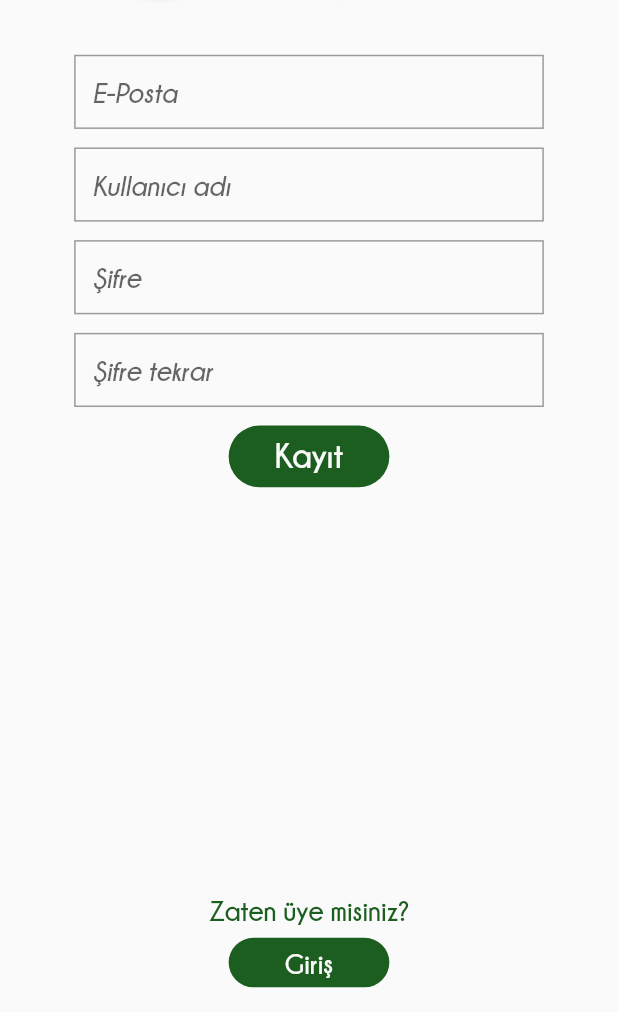
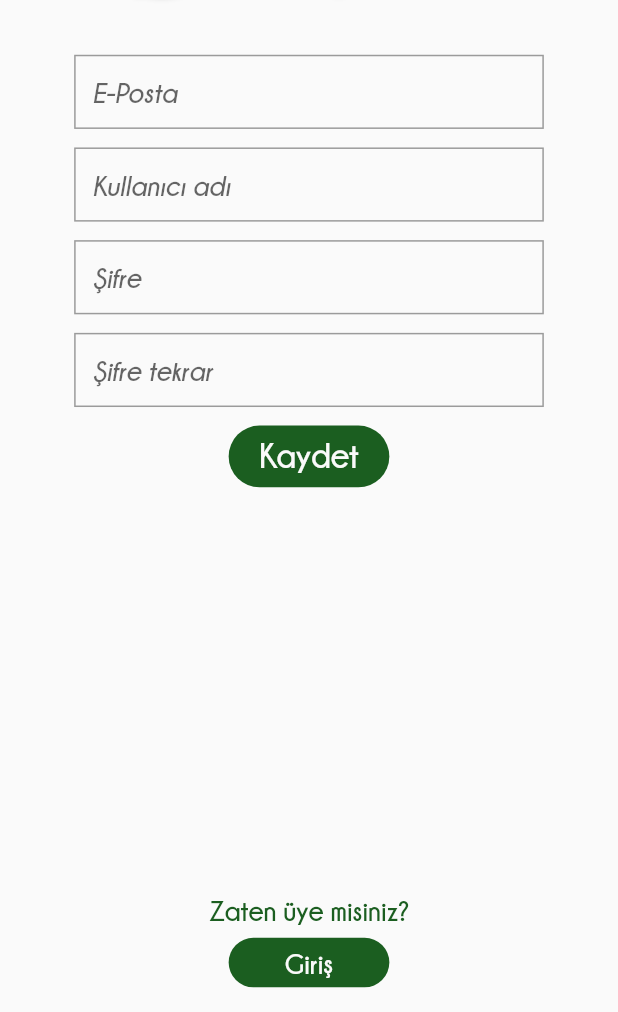
Before and after one commit to minelsaygisever/Bahcem, a Flutter app: the RegisterSayfasi screen opened directly, on a phone screen of 412 x 824 dp, the part 224-1236 px from its top. Run offline on Flutter 3.47's test engine with Material 2 defaults, Android fonts, the phone set to English and light mode, and no system bars; our stand-ins replace date_format, firebase_auth, firebase_database, firebase_storage, flutter_local_notifications, image_picker and 1 more; missing offline and left inert: dart:ffi; accounts and stored records are empty; network calls fail.

```diff
--- a/lib/view/login/register_sayfasi_view.dart
+++ b/lib/view/login/register_sayfasi_view.dart
@@ -74,14 +74,14 @@ class _RegisterSayfasiState extends State<RegisterSayfasi> {
   }
   Widget _listUser(List<UserModel> list) {
     UserService.userLength = list.length;
-    return _registerThings(list);
+    return _registerThings();
   }
   Widget _listNotFoundUser() {
     UserService.userLength = 0;
-    return _registerThings(null);
+    return _registerThings();
   }
 
-  Widget _registerThings(List<UserModel> list){
+  Widget _registerThings(){
     return ListView(
       children: <Widget>[
         Container(
@@ -136,7 +136,7 @@ class _RegisterSayfasiState extends State<RegisterSayfasi> {
                             alignment: Alignment.center,
                             child: TextFormField(
                               validator: (val) =>
-                              val.isEmpty ? 'Lütfen e-posta giriniz' : null,
+                              val.isEmpty ? 'Lütfen eposta giriniz' : null,
                               onChanged: (val) {
                                 setState(() => email = val);
                               },
@@ -168,19 +168,8 @@ class _RegisterSayfasiState extends State<RegisterSayfasi> {
                               height: SizeConfig.blockWidth * 12,
                               alignment: Alignment.center,
                               child: TextFormField(
-                                  validator: (value) {
-                                    if (value.isEmpty) {
-                                      return 'Lütfen kullanıcı adı giriniz.';
-                                    }
-
-                                    for(int i = 0; i < list.length; i++){
-                                      if(list[i].kullaniciAdi == kullanici_adi){
-                                        return 'Bu kullanıcı adı zaten var.';
-                                      }
-                                    }
-
-                                    return null;
-                                  },
+                                validator: (val) =>
+                                val.isEmpty ? 'Lütfen kullanıcı adı giriniz' : null,
                                 onChanged: (val) {
                                   setState(() => kullanici_adi = val);
                                 },
@@ -247,17 +236,9 @@ class _RegisterSayfasiState extends State<RegisterSayfasi> {
                             height: SizeConfig.blockWidth * 12,
                             alignment: Alignment.center,
                             child: TextFormField(
-                              validator: (value) {
-                                if (value.isEmpty) {
-                                  return 'Bu alanı doldurmak zorunludur.';
-                                }
-
-                               if(value != passwordFirst){
-                                 return 'Şifeler eşleşmiyor.';
-                               }
-
-                                return null;
-                              },
+                              validator: (val) => val != "" ? (val == _sifre
+                                  ? 'Şifreler eşleşmiyor.'
+                                  : null) : 'Boş geçilmez.',
                               onChanged: (val) {
                                 setState(() => password = val);
                               },
@@ -305,7 +286,7 @@ class _RegisterSayfasiState extends State<RegisterSayfasi> {
                                 },
                                 child: Container(
                                   child: Text(
-                                    "Kayıt",
+                                    "Kaydet",
                                     style: TextStyle(
                                       fontSize: SizeConfig.blockWidth * 5.5,
                                       color: SizeConfig.almostWhite,
```
